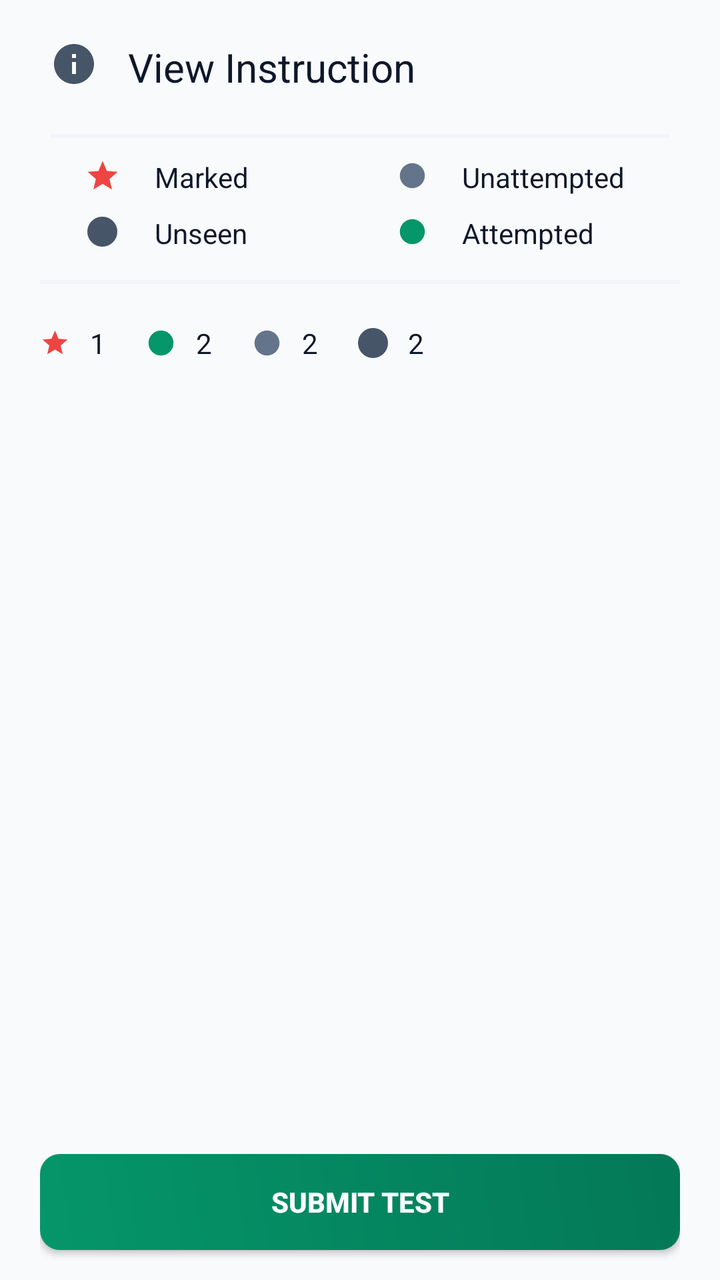
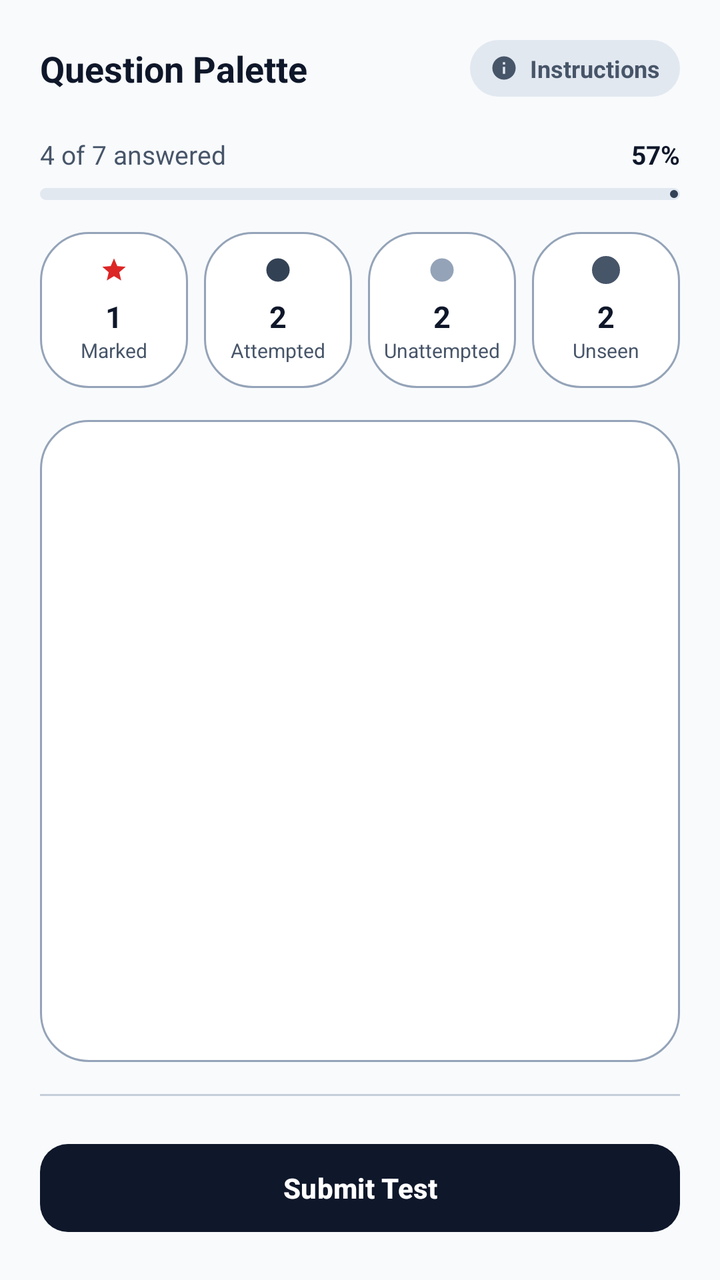

Before-and-after screenshots of an Android layout around one commit, followed by the original layout XML and the change that was made.
<!-- AndroidManifest.xml: application theme Theme.TestMaster -->
<!-- res/layout/dialog_question_status_details.xml -->
<?xml version="1.0" encoding="utf-8"?>
<androidx.drawerlayout.widget.DrawerLayout
    xmlns:android="http://schemas.android.com/apk/res/android"
    xmlns:app="http://schemas.android.com/apk/res-auto"
    android:id="@+id/drawer_layout"
    android:layout_width="match_parent"
    android:layout_height="match_parent">
<LinearLayout
    android:layout_width="match_parent"
    android:layout_height="match_parent"
    android:paddingHorizontal="20dp"
    android:background="@color/background"
    android:orientation="vertical">

    <LinearLayout
        android:layout_width="match_parent"
        android:layout_height="wrap_content"
        android:layout_marginVertical="20dp"
        android:layout_marginHorizontal="5dp"
        android:orientation="horizontal">
        <ImageView
            android:layout_width="wrap_content"
            android:layout_height="wrap_content"
            android:src="@drawable/baseline_info_24"
            app:tint="@color/text_secondary"/>
        <TextView
            android:layout_width="match_parent"
            android:layout_height="wrap_content"
            android:text="View Instruction"
            android:layout_marginStart="15dp"
            android:textColor="@color/text_primary"
            android:gravity="center_vertical"
            android:textSize="20sp"/>
    </LinearLayout>
    <View
        android:layout_width="match_parent"
        android:layout_height="2dp"
        android:layout_marginHorizontal="5dp"
        android:background="@color/gray"/>

    <LinearLayout
        android:layout_width="match_parent"
        android:layout_height="wrap_content"
        android:layout_marginTop="10dp"
        android:layout_marginHorizontal="5dp"

        android:orientation="horizontal">
        <ImageView
            android:layout_width="18dp"
            android:layout_height="18dp"
            android:layout_weight=".5"
            android:src="@drawable/baseline_star_24"
            app:tint="@color/red"/>
        <TextView
            android:layout_width="0dp"
            android:layout_height="match_parent"
            android:text="Marked"
            android:layout_weight="1.5"
            android:gravity="center_vertical"
            android:textColor="@color/text_primary" />
        <ImageView
            android:layout_width="15dp"
            android:layout_height="15dp"
            android:layout_gravity="center"
            android:layout_weight=".5"
            android:src="@drawable/baseline_circle_24"
            app:tint="@color/darkgray"/>
        <TextView
            android:layout_width="0dp"
            android:layout_height="match_parent"
            android:text="Unattempted"
            android:layout_weight="1.5"
            android:gravity="center_vertical"
            android:textColor="@color/text_primary" />
    </LinearLayout>
    <LinearLayout
        android:layout_width="match_parent"
        android:layout_height="wrap_content"
        android:layout_marginTop="10dp"
        android:layout_marginHorizontal="5dp"
        android:orientation="horizontal">
        <LinearLayout
            android:layout_width="18dp"
            android:layout_height="18dp"
            android:gravity="center"
            android:layout_weight=".5">
            <ImageView
                android:layout_width="15dp"
                android:layout_height="15dp"
                android:src="@drawable/circle_outline"
                app:tint="@color/text_secondary"/>
        </LinearLayout>

        <TextView
            android:layout_width="0dp"
            android:layout_height="match_parent"
            android:text="Unseen"
            android:layout_weight="1.5"
            android:gravity="center_vertical"
            android:textColor="@color/text_primary" />
        <ImageView
            android:layout_width="15dp"
            android:layout_height="15dp"
            android:layout_gravity="center"
            android:layout_weight=".5"
            android:src="@drawable/baseline_circle_24"
            app:tint="@color/primary"/>
        <TextView
            android:layout_width="0dp"
            android:layout_height="match_parent"
            android:text="Attempted"
            android:layout_weight="1.5"
            android:gravity="center_vertical"
            android:textColor="@color/text_primary" />
    </LinearLayout>
    <View
        android:layout_width="match_parent"
        android:layout_height="2dp"
        android:layout_marginTop="15dp"
        android:background="@color/gray"/>
    <LinearLayout
        android:layout_width="match_parent"
        android:layout_height="wrap_content"
        android:layout_marginTop="20dp">
        <ImageView
            android:layout_width="15dp"
            android:layout_height="15dp"
            android:layout_gravity="center"
            android:src="@drawable/baseline_star_24"
            app:tint="@color/red"/>
        <TextView
            android:layout_width="wrap_content"
            android:layout_height="wrap_content"
            android:text="1"
            android:gravity="center"
            android:layout_marginStart="10dp"
            android:textColor="@color/text_primary" />
        <ImageView
            android:layout_width="15dp"
            android:layout_height="15dp"
            android:layout_gravity="center"
            android:layout_marginStart="20dp"
            android:src="@drawable/baseline_circle_24"
            app:tint="@color/primary"/>
        <TextView
            android:layout_width="wrap_content"
            android:layout_height="wrap_content"
            android:text="2"
            android:layout_marginStart="10dp"
            android:gravity="center_vertical"
            android:textColor="@color/text_primary" />
        <ImageView
            android:layout_width="15dp"
            android:layout_height="15dp"
            android:layout_gravity="center"
            android:layout_marginStart="20dp"
            android:src="@drawable/baseline_circle_24"
            app:tint="@color/darkgray"/>
        <TextView
            android:layout_width="wrap_content"
            android:layout_height="wrap_content"
            android:text="2"
            android:layout_marginStart="10dp"
            android:gravity="center_vertical"
            android:textColor="@color/text_primary" />
        <ImageView
            android:layout_width="15dp"
            android:layout_height="15dp"
            android:layout_gravity="center"
            android:layout_marginStart="20dp"
            android:src="@drawable/circle_outline"
            app:tint="@color/text_secondary"/>
        <TextView
            android:layout_width="wrap_content"
            android:layout_height="wrap_content"
            android:text="2"
            android:layout_weight="1.5"
            android:layout_marginStart="10dp"
            android:gravity="center_vertical"
            android:textColor="@color/text_primary" />
    </LinearLayout>
    <ScrollView
        android:layout_width="match_parent"
        android:layout_height="0dp"
        android:layout_marginVertical="15dp"
        android:layout_weight="1">
        <GridLayout
            android:id="@+id/grid_layout"
            android:layout_width="match_parent"
            android:layout_height="wrap_content"
            android:layout_weight="1"
            android:columnCount="5"
            android:gravity="center" />
    </ScrollView>
    <LinearLayout
        android:layout_width="match_parent"
        android:layout_height="wrap_content"
        android:layout_gravity="bottom"
        android:orientation="vertical">
        <androidx.appcompat.widget.AppCompatButton
            android:layout_width="match_parent"
            android:layout_height="wrap_content"
            android:text="Submit Test"
            android:textStyle="bold"
            android:layout_marginBottom="15dp"
            android:textColor="@color/white"
            android:background="@drawable/blue_gradient"/>
    </LinearLayout>
</LinearLayout>
</androidx.drawerlayout.widget.DrawerLayout>
<!-- resources referenced by this layout -->
<resources>
  <color name="background">#F8FAFC</color>
  <color name="darkgray">#64748B</color>
  <color name="gray">#F1F5F9</color>
  <color name="primary">#059669</color>
  <color name="red">#EF4444</color>
  <color name="text_primary">#0F172A</color>
  <color name="text_secondary">#475569</color>
  <color name="white">#FFFFFFFF</color>
  <!-- drawable baseline_circle_24 (drawable) -->
  <vector android:height="24dp" android:tint="#FFFFFF"
      android:viewportHeight="24" android:viewportWidth="24"
      android:width="24dp" xmlns:android="http://schemas.android.com/apk/res/android">
      <path android:fillColor="@android:color/white" android:pathData="M12,2C6.47,2 2,6.47 2,12s4.47,10 10,10 10,-4.47 10,-10S17.53,2 12,2z"/>
  </vector>
  <!-- drawable baseline_info_24 (drawable) -->
  <vector android:height="24dp" android:tint="#000000"
      android:viewportHeight="24" android:viewportWidth="24"
      android:width="24dp" xmlns:android="http://schemas.android.com/apk/res/android">
      <path android:fillColor="@android:color/white" android:pathData="M12,2C6.48,2 2,6.48 2,12s4.48,10 10,10 10,-4.48 10,-10S17.52,2 12,2zM13,17h-2v-6h2v6zM13,9h-2L11,7h2v2z"/>
  </vector>
  <!-- drawable baseline_star_24 (drawable) -->
  <vector android:height="24dp" android:tint="@color/red"
      android:viewportHeight="24" android:viewportWidth="24"
      android:width="24dp" xmlns:android="http://schemas.android.com/apk/res/android">
      <path android:fillColor="@android:color/white" android:pathData="M12,17.27L18.18,21l-1.64,-7.03L22,9.24l-7.19,-0.61L12,2 9.19,8.63 2,9.24l5.46,4.73L5.82,21z"/>
  </vector>
  <!-- drawable blue_gradient (drawable) -->
  <?xml version="1.0" encoding="utf-8"?>
  <shape xmlns:android="http://schemas.android.com/apk/res/android"
      android:shape="rectangle">
      <gradient
          android:startColor="@color/primary"
          android:endColor="@color/primary_variant"
          android:angle="45"/>
      <corners android:radius="10dp"/>
  </shape>
  <!-- drawable circle_outline (drawable) -->
  <?xml version="1.0" encoding="utf-8"?>
  <shape xmlns:android="http://schemas.android.com/apk/res/android"
      android:shape="oval">
      <stroke android:color="#D3D1D1"
          android:width="2dp"/>
      <corners android:radius="5dp"/>
  </shape>
  <style name="Theme.TestMaster" parent="Base.Theme.TestMaster" />
  <color name="primary_variant">#047857</color>
  <color name="onPrimary">#FFFFFF</color>
  <color name="primaryContainer">#D1FAE5</color>
  <color name="onPrimaryContainer">#064E3B</color>
  <color name="secondary">#64748B</color>
  <color name="onSecondary">#FFFFFF</color>
  <color name="secondaryContainer">#F1F5F9</color>
  <color name="onSecondaryContainer">#0F172A</color>
  <color name="surface">#FFFFFF</color>
  <color name="onSurface">#0F172A</color>
  <color name="surfaceVariant">#E2E8F0</color>
  <color name="onSurfaceVariant">#475569</color>
  <color name="outline">#94A3B8</color>
  <color name="error">#EF4444</color>
  <color name="onError">#FFFFFF</color>
  <color name="errorContainer">#FEE2E2</color>
  <color name="onErrorContainer">#991B1B</color>
  <!-- unchanged entries left out for length: 1 -->
</resources>

<!-- the commit's change to res/layout/dialog_question_status_details.xml (unified diff, before → after) -->
@@ -5,206 +5,281 @@
     android:id="@+id/drawer_layout"
     android:layout_width="match_parent"
     android:layout_height="match_parent">
-<LinearLayout
-    android:layout_width="match_parent"
-    android:layout_height="match_parent"
-    android:paddingHorizontal="20dp"
-    android:background="@color/background"
-    android:orientation="vertical">
 
     <LinearLayout
         android:layout_width="match_parent"
-        android:layout_height="wrap_content"
-        android:layout_marginVertical="20dp"
-        android:layout_marginHorizontal="5dp"
-        android:orientation="horizontal">
-        <ImageView
-            android:layout_width="wrap_content"
+        android:layout_height="match_parent"
+        android:background="@color/background"
+        android:orientation="vertical">
+
+        
+        <LinearLayout
+            android:layout_width="match_parent"
             android:layout_height="wrap_content"
-            android:src="@drawable/baseline_info_24"
-            app:tint="@color/text_secondary"/>
-        <TextView
+            android:gravity="center_vertical"
+            android:orientation="horizontal"
+            android:padding="20dp">
+
+            <TextView
+                android:layout_width="0dp"
+                android:layout_height="wrap_content"
+                android:layout_weight="1"
+                android:text="Question Palette"
+                android:textColor="@color/onSurface"
+                android:textSize="18sp"
+                android:textStyle="bold" />
+
+            <LinearLayout
+                android:layout_width="wrap_content"
+                android:layout_height="wrap_content"
+                android:background="@drawable/bg_pill_surface_variant"
+                android:gravity="center_vertical"
+                android:orientation="horizontal"
+                android:paddingHorizontal="10dp"
+                android:paddingVertical="6dp">
+
+                <ImageView
+                    android:layout_width="14dp"
+                    android:layout_height="14dp"
+                    android:src="@drawable/baseline_info_24"
+                    app:tint="@color/onSurfaceVariant" />
+
+                <TextView
+                    android:layout_width="wrap_content"
+                    android:layout_height="wrap_content"
+                    android:layout_marginStart="6dp"
+                    android:text="Instructions"
+                    android:textColor="@color/onSurfaceVariant"
+                    android:textSize="12sp"
+                    android:textStyle="bold" />
+            </LinearLayout>
+        </LinearLayout>
+
+        
+        <LinearLayout
             android:layout_width="match_parent"
             android:layout_height="wrap_content"
-            android:text="View Instruction"
-            android:layout_marginStart="15dp"
-            android:textColor="@color/text_primary"
-            android:gravity="center_vertical"
-            android:textSize="20sp"/>
+            android:layout_marginHorizontal="20dp"
+            android:orientation="vertical">
+
+            <LinearLayout
+                android:layout_width="match_parent"
+                android:layout_height="wrap_content"
+                android:gravity="center_vertical">
+
+                <TextView
+                    android:id="@+id/tv_progress_label"
+                    android:layout_width="0dp"
+                    android:layout_height="wrap_content"
+                    android:layout_weight="1"
+                    android:text="4 of 7 answered"
+                    android:textColor="@color/onSurfaceVariant"
+                    android:textSize="13sp" />
+
+                <TextView
+                    android:id="@+id/tv_progress_percent"
+                    android:layout_width="wrap_content"
+                    android:layout_height="wrap_content"
+                    android:text="57%"
+                    android:textColor="@color/onSurface"
+                    android:textSize="13sp"
+                    android:textStyle="bold" />
+            </LinearLayout>
+
+            <com.google.android.material.progressindicator.LinearProgressIndicator
+                android:id="@+id/pr_overall_progress"
+                android:layout_width="match_parent"
+                android:layout_height="wrap_content"
+                android:layout_marginTop="8dp"
+                android:progress="57"
+                app:indicatorColor="@color/accent"
+                app:trackColor="@color/surfaceVariant"
+                app:trackCornerRadius="4dp"
+                app:trackThickness="6dp" />
+        </LinearLayout>
+
+        
+        <LinearLayout
+            android:layout_width="match_parent"
+            android:layout_height="wrap_content"
+            android:layout_marginHorizontal="20dp"
+            android:layout_marginTop="16dp"
+            android:orientation="horizontal"
+            android:weightSum="4">
+
+            <LinearLayout
+                android:layout_width="0dp"
+                android:layout_height="wrap_content"
+                android:layout_marginEnd="4dp"
+                android:layout_weight="1"
+                android:background="@drawable/bg_card_surface_variant"
+                android:gravity="center"
+                android:orientation="vertical"
+                android:paddingVertical="12dp">
+
+                <ImageView
+                    android:layout_width="14dp"
+                    android:layout_height="14dp"
+                    android:src="@drawable/baseline_star_24"
+                    app:tint="@color/red" />
+
+                <TextView
+                    android:id="@+id/marked_count"
+                    android:layout_width="wrap_content"
+                    android:layout_height="wrap_content"
+                    android:layout_marginTop="6dp"
+                    android:text="1"
+                    android:textColor="@color/onSurface"
+                    android:textSize="15sp"
+                    android:textStyle="bold" />
+
+                <TextView
+                    android:layout_width="wrap_content"
+                    android:layout_height="wrap_content"
+                    android:text="Marked"
+                    android:textColor="@color/onSurfaceVariant"
+                    android:textSize="10sp" />
+            </LinearLayout>
+
+            <LinearLayout
+                android:layout_width="0dp"
+                android:layout_height="wrap_content"
+                android:layout_marginHorizontal="4dp"
+                android:layout_weight="1"
+                android:background="@drawable/bg_card_surface_variant"
+                android:gravity="center"
+                android:orientation="vertical"
+                android:paddingVertical="12dp">
+
+                <ImageView
+                    android:layout_width="14dp"
+                    android:layout_height="14dp"
+                    android:src="@drawable/baseline_circle_24"
+                    app:tint="@color/accent" />
+
+                <TextView
+                    android:id="@+id/attempt_count"
+                    android:layout_width="wrap_content"
+                    android:layout_height="wrap_content"
+                    android:layout_marginTop="6dp"
+                    android:text="2"
+                    android:textColor="@color/onSurface"
+                    android:textSize="15sp"
+                    android:textStyle="bold" />
+
+                <TextView
+                    android:layout_width="wrap_content"
+                    android:layout_height="wrap_content"
+                    android:text="Attempted"
+                    android:textColor="@color/onSurfaceVariant"
+                    android:textSize="10sp" />
+            </LinearLayout>
+
+            <LinearLayout
+                android:layout_width="0dp"
+                android:layout_height="wrap_content"
+                android:layout_marginHorizontal="4dp"
+                android:layout_weight="1"
+                android:background="@drawable/bg_card_surface_variant"
+                android:gravity="center"
+                android:orientation="vertical"
+                android:paddingVertical="12dp">
+
+                <ImageView
+                    android:layout_width="14dp"
+                    android:layout_height="14dp"
+                    android:src="@drawable/baseline_circle_24"
+                    app:tint="@color/outline" />
+
+                <TextView
+                    android:id="@+id/unattempt_count"
+                    android:layout_width="wrap_content"
+                    android:layout_height="wrap_content"
+                    android:layout_marginTop="6dp"
+                    android:text="2"
+                    android:textColor="@color/onSurface"
+                    android:textSize="15sp"
+                    android:textStyle="bold" />
+
+                <TextView
+                    android:layout_width="wrap_content"
+                    android:layout_height="wrap_content"
+                    android:text="Unattempted"
+                    android:textColor="@color/onSurfaceVariant"
+                    android:textSize="10sp" />
+            </LinearLayout>
+
+            <LinearLayout
+                android:layout_width="0dp"
+                android:layout_height="wrap_content"
+                android:layout_marginStart="4dp"
+                android:layout_weight="1"
+                android:background="@drawable/bg_card_surface_variant"
+                android:gravity="center"
+                android:orientation="vertical"
+                android:paddingVertical="12dp">
+
+                <ImageView
+                    android:layout_width="14dp"
+                    android:layout_height="14dp"
+                    android:src="@drawable/circle_outline"
+                    app:tint="@color/onSurfaceVariant" />
+
+                <TextView
+                    android:id="@+id/unseen_count"
+                    android:layout_width="wrap_content"
+                    android:layout_height="wrap_content"
+                    android:layout_marginTop="6dp"
+                    android:text="2"
+                    android:textColor="@color/onSurface"
+                    android:textSize="15sp"
+                    android:textStyle="bold" />
+
+                <TextView
+                    android:layout_width="wrap_content"
+                    android:layout_height="wrap_content"
+                    android:text="Unseen"
+                    android:textColor="@color/onSurfaceVariant"
+                    android:textSize="10sp" />
+            </LinearLayout>
+        </LinearLayout>
+
+        
+        <ScrollView
+            android:layout_width="match_parent"
+            android:layout_height="0dp"
+            android:layout_marginHorizontal="20dp"
+            android:layout_marginTop="16dp"
+            android:layout_weight="1"
+            android:background="@drawable/bg_card_surface_variant"
+            android:padding="12dp">
+
+            <GridLayout
+                android:id="@+id/grid_layout"
+                android:layout_width="match_parent"
+                android:layout_height="wrap_content"
+                android:columnCount="5"
+                android:gravity="center" />
+        </ScrollView>
+
+        <View
+            android:layout_width="match_parent"
+            android:layout_height="1dp"
+            android:layout_marginHorizontal="20dp"
+            android:layout_marginTop="16dp"
+            android:alpha="0.5"
+            android:background="@color/outline" />
+
+        <com.google.android.material.button.MaterialButton
+            android:id="@+id/btn_submit"
+            style="@style/Widget.Material3.Button"
+            android:layout_width="match_parent"
+            android:layout_height="52dp"
+            android:layout_margin="20dp"
+            android:text="Submit Test"
+            android:textColor="@color/primary"
+            android:textStyle="bold"
+            app:backgroundTint="@color/onPrimary"
+            app:cornerRadius="14dp" />
     </LinearLayout>
-    <View
-        android:layout_width="match_parent"
-        android:layout_height="2dp"
-        android:layout_marginHorizontal="5dp"
-        android:background="@color/gray"/>
-
-    <LinearLayout
-        android:layout_width="match_parent"
-        android:layout_height="wrap_content"
-        android:layout_marginTop="10dp"
-        android:layout_marginHorizontal="5dp"
-
-        android:orientation="horizontal">
-        <ImageView
-            android:layout_width="18dp"
-            android:layout_height="18dp"
-            android:layout_weight=".5"
-            android:src="@drawable/baseline_star_24"
-            app:tint="@color/red"/>
-        <TextView
-            android:layout_width="0dp"
-            android:layout_height="match_parent"
-            android:text="Marked"
-            android:layout_weight="1.5"
-            android:gravity="center_vertical"
-            android:textColor="@color/text_primary" />
-        <ImageView
-            android:layout_width="15dp"
-            android:layout_height="15dp"
-            android:layout_gravity="center"
-            android:layout_weight=".5"
-            android:src="@drawable/baseline_circle_24"
-            app:tint="@color/darkgray"/>
-        <TextView
-            android:layout_width="0dp"
-            android:layout_height="match_parent"
-            android:text="Unattempted"
-            android:layout_weight="1.5"
-            android:gravity="center_vertical"
-            android:textColor="@color/text_primary" />
-    </LinearLayout>
-    <LinearLayout
-        android:layout_width="match_parent"
-        android:layout_height="wrap_content"
-        android:layout_marginTop="10dp"
-        android:layout_marginHorizontal="5dp"
-        android:orientation="horizontal">
-        <LinearLayout
-            android:layout_width="18dp"
-            android:layout_height="18dp"
-            android:gravity="center"
-            android:layout_weight=".5">
-            <ImageView
-                android:layout_width="15dp"
-                android:layout_height="15dp"
-                android:src="@drawable/circle_outline"
-                app:tint="@color/text_secondary"/>
-        </LinearLayout>
-
-        <TextView
-            android:layout_width="0dp"
-            android:layout_height="match_parent"
-            android:text="Unseen"
-            android:layout_weight="1.5"
-            android:gravity="center_vertical"
-            android:textColor="@color/text_primary" />
-        <ImageView
-            android:layout_width="15dp"
-            android:layout_height="15dp"
-            android:layout_gravity="center"
-            android:layout_weight=".5"
-            android:src="@drawable/baseline_circle_24"
-            app:tint="@color/primary"/>
-        <TextView
-            android:layout_width="0dp"
-            android:layout_height="match_parent"
-            android:text="Attempted"
-            android:layout_weight="1.5"
-            android:gravity="center_vertical"
-            android:textColor="@color/text_primary" />
-    </LinearLayout>
-    <View
-        android:layout_width="match_parent"
-        android:layout_height="2dp"
-        android:layout_marginTop="15dp"
-        android:background="@color/gray"/>
-    <LinearLayout
-        android:layout_width="match_parent"
-        android:layout_height="wrap_content"
-        android:layout_marginTop="20dp">
-        <ImageView
-            android:layout_width="15dp"
-            android:layout_height="15dp"
-            android:layout_gravity="center"
-            android:src="@drawable/baseline_star_24"
-            app:tint="@color/red"/>
-        <TextView
-            android:layout_width="wrap_content"
-            android:layout_height="wrap_content"
-            android:text="1"
-            android:gravity="center"
-            android:layout_marginStart="10dp"
-            android:textColor="@color/text_primary" />
-        <ImageView
-            android:layout_width="15dp"
-            android:layout_height="15dp"
-            android:layout_gravity="center"
-            android:layout_marginStart="20dp"
-            android:src="@drawable/baseline_circle_24"
-            app:tint="@color/primary"/>
-        <TextView
-            android:layout_width="wrap_content"
-            android:layout_height="wrap_content"
-            android:text="2"
-            android:layout_marginStart="10dp"
-            android:gravity="center_vertical"
-            android:textColor="@color/text_primary" />
-        <ImageView
-            android:layout_width="15dp"
-            android:layout_height="15dp"
-            android:layout_gravity="center"
-            android:layout_marginStart="20dp"
-            android:src="@drawable/baseline_circle_24"
-            app:tint="@color/darkgray"/>
-        <TextView
-            android:layout_width="wrap_content"
-            android:layout_height="wrap_content"
-            android:text="2"
-            android:layout_marginStart="10dp"
-            android:gravity="center_vertical"
-            android:textColor="@color/text_primary" />
-        <ImageView
-            android:layout_width="15dp"
-            android:layout_height="15dp"
-            android:layout_gravity="center"
-            android:layout_marginStart="20dp"
-            android:src="@drawable/circle_outline"
-            app:tint="@color/text_secondary"/>
-        <TextView
-            android:layout_width="wrap_content"
-            android:layout_height="wrap_content"
-            android:text="2"
-            android:layout_weight="1.5"
-            android:layout_marginStart="10dp"
-            android:gravity="center_vertical"
-            android:textColor="@color/text_primary" />
-    </LinearLayout>
-    <ScrollView
-        android:layout_width="match_parent"
-        android:layout_height="0dp"
-        android:layout_marginVertical="15dp"
-        android:layout_weight="1">
-        <GridLayout
-            android:id="@+id/grid_layout"
-            android:layout_width="match_parent"
-            android:layout_height="wrap_content"
-            android:layout_weight="1"
-            android:columnCount="5"
-            android:gravity="center" />
-    </ScrollView>
-    <LinearLayout
-        android:layout_width="match_parent"
-        android:layout_height="wrap_content"
-        android:layout_gravity="bottom"
-        android:orientation="vertical">
-        <androidx.appcompat.widget.AppCompatButton
-            android:layout_width="match_parent"
-            android:layout_height="wrap_content"
-            android:text="Submit Test"
-            android:textStyle="bold"
-            android:layout_marginBottom="15dp"
-            android:textColor="@color/white"
-            android:background="@drawable/blue_gradient"/>
-    </LinearLayout>
-</LinearLayout>
 </androidx.drawerlayout.widget.DrawerLayout>
<!-- resource entries referenced after the edit -->
@@ -1,13 +1,9 @@
 <!-- resources referenced by this layout -->
 <resources>
+  <color name="accent">#334155</color>
   <color name="background">#F8FAFC</color>
-  <color name="darkgray">#64748B</color>
-  <color name="gray">#F1F5F9</color>
-  <color name="primary">#059669</color>
-  <color name="red">#EF4444</color>
-  <color name="text_primary">#0F172A</color>
-  <color name="text_secondary">#475569</color>
-  <color name="white">#FFFFFFFF</color>
+  <color name="primary">#FFFFFF</color>
+  <color name="red">#DC2626</color>
   <!-- drawable baseline_circle_24 (drawable) -->
   <vector android:height="24dp" android:tint="#FFFFFF"
       android:viewportHeight="24" android:viewportWidth="24"
@@ -26,15 +22,22 @@
       android:width="24dp" xmlns:android="http://schemas.android.com/apk/res/android">
       <path android:fillColor="@android:color/white" android:pathData="M12,17.27L18.18,21l-1.64,-7.03L22,9.24l-7.19,-0.61L12,2 9.19,8.63 2,9.24l5.46,4.73L5.82,21z"/>
   </vector>
-  <!-- drawable blue_gradient (drawable) -->
+  <!-- drawable bg_card_surface_variant (drawable) -->
   <?xml version="1.0" encoding="utf-8"?>
   <shape xmlns:android="http://schemas.android.com/apk/res/android"
       android:shape="rectangle">
-      <gradient
-          android:startColor="@color/primary"
-          android:endColor="@color/primary_variant"
-          android:angle="45"/>
-      <corners android:radius="10dp"/>
+      <solid android:color="@color/surface" />
+      <stroke
+          android:width="1dp"
+          android:color="@color/outline" />
+      <corners android:radius="24dp" />
+  </shape>
+  <!-- drawable bg_pill_surface_variant (drawable) -->
+  <?xml version="1.0" encoding="utf-8"?>
+  <shape xmlns:android="http://schemas.android.com/apk/res/android"
+      android:shape="rectangle">
+      <solid android:color="@color/surfaceVariant" />
+      <corners android:radius="20dp" />
   </shape>
   <!-- drawable circle_outline (drawable) -->
   <?xml version="1.0" encoding="utf-8"?>
@@ -45,23 +48,22 @@
       <corners android:radius="5dp"/>
   </shape>
   <style name="Theme.TestMaster" parent="Base.Theme.TestMaster" />
-  <color name="primary_variant">#047857</color>
-  <color name="onPrimary">#FFFFFF</color>
-  <color name="primaryContainer">#D1FAE5</color>
-  <color name="onPrimaryContainer">#064E3B</color>
+  <color name="onPrimary">#0F172A</color>
+  <color name="primaryContainer">#F1F5F9</color>
+  <color name="onPrimaryContainer">#0F172A</color>
   <color name="secondary">#64748B</color>
   <color name="onSecondary">#FFFFFF</color>
-  <color name="secondaryContainer">#F1F5F9</color>
+  <color name="secondaryContainer">#E2E8F0</color>
   <color name="onSecondaryContainer">#0F172A</color>
   <color name="surface">#FFFFFF</color>
   <color name="onSurface">#0F172A</color>
   <color name="surfaceVariant">#E2E8F0</color>
   <color name="onSurfaceVariant">#475569</color>
   <color name="outline">#94A3B8</color>
-  <color name="error">#EF4444</color>
+  <color name="error">#DC2626</color>
   <color name="onError">#FFFFFF</color>
   <color name="errorContainer">#FEE2E2</color>
-  <color name="onErrorContainer">#991B1B</color>
+  <color name="onErrorContainer">#7F1D1D</color>
   <!-- unchanged entries left out for length: 1 -->
 </resources>
 
